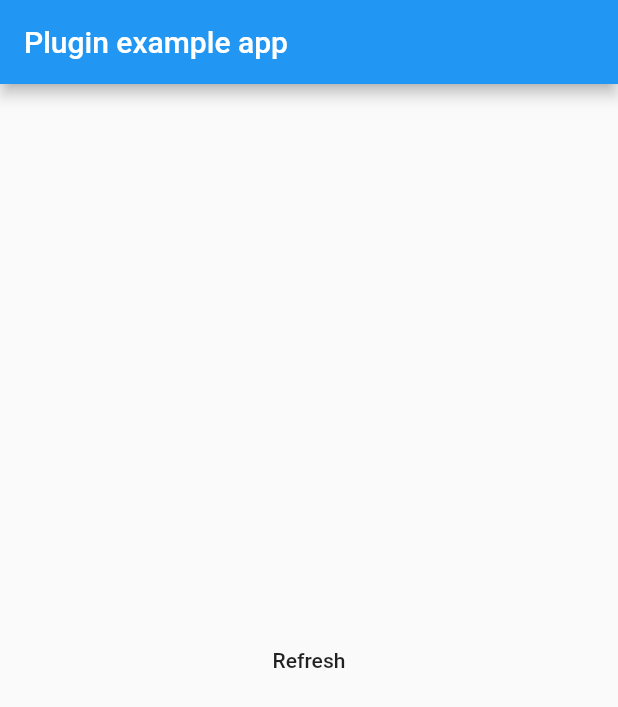
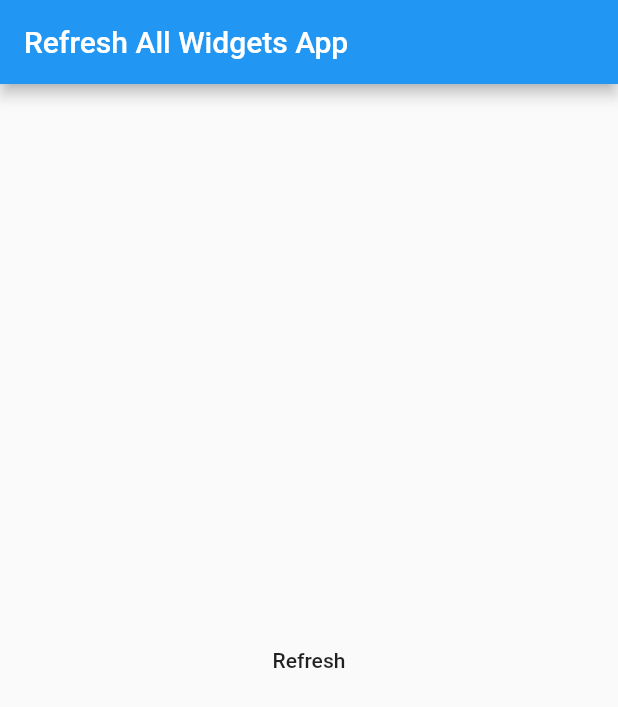
Before and after one commit to declanwoods/refresh_ios_widget, a Flutter app: the screen it shows after launch, after a tap on "Refresh", on a phone screen of 412 x 824 dp. Shown: the top 707 px of the screen. Run offline on Flutter 3.47's test engine with Material 2 defaults, Android fonts, the phone set to English and light mode, and no system bars.

Commit message:
Update 1.0.1

```diff
--- a/example/lib/main.dart
+++ b/example/lib/main.dart
@@ -26,12 +26,12 @@ class _MyAppState extends State<MyApp> {
     return MaterialApp(
       home: Scaffold(
         appBar: AppBar(
-          title: const Text('Plugin example app'),
+          title: const Text('Refresh All Widgets App'),
         ),
         body: Center(
             child: FlatButton(
           onPressed: () async {
-            await RefreshIosWidget.refreshAllWidget();
+            await RefreshIosWidget.refreshAllWidgets();
           },
           child: Text("Refresh"),
         )),
--- a/lib/refresh_ios_widget.dart
+++ b/lib/refresh_ios_widget.dart
@@ -10,7 +10,7 @@ class RefreshIosWidget {
     await _channel.invokeMethod('refreshWidget', <String, dynamic>{'id': id});
   }
 
-  static Future<void> refreshAllWidget() async {
-    await _channel.invokeMethod('refreshAllWidget');
+  static Future<void> refreshAllWidgets() async {
+    await _channel.invokeMethod('refreshAllWidgets');
   }
 }
--- a/pubspec.yaml
+++ b/pubspec.yaml
@@ -1,6 +1,6 @@
 name: refresh_ios_widget
 description: Refresh iOS 14 widget
-version: 1.0.0
+version: 1.0.1
 homepage: https://declan.sh
 
 environment:
```
Also changed, not shown: example/pubspec.lock, 2 other files.
